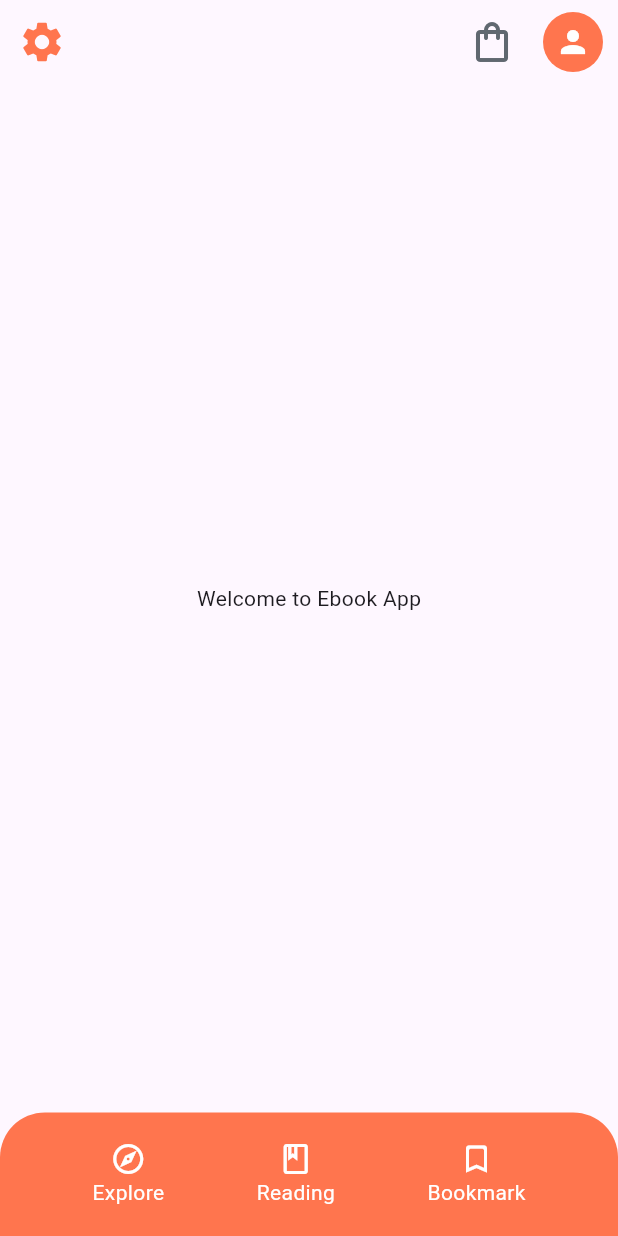
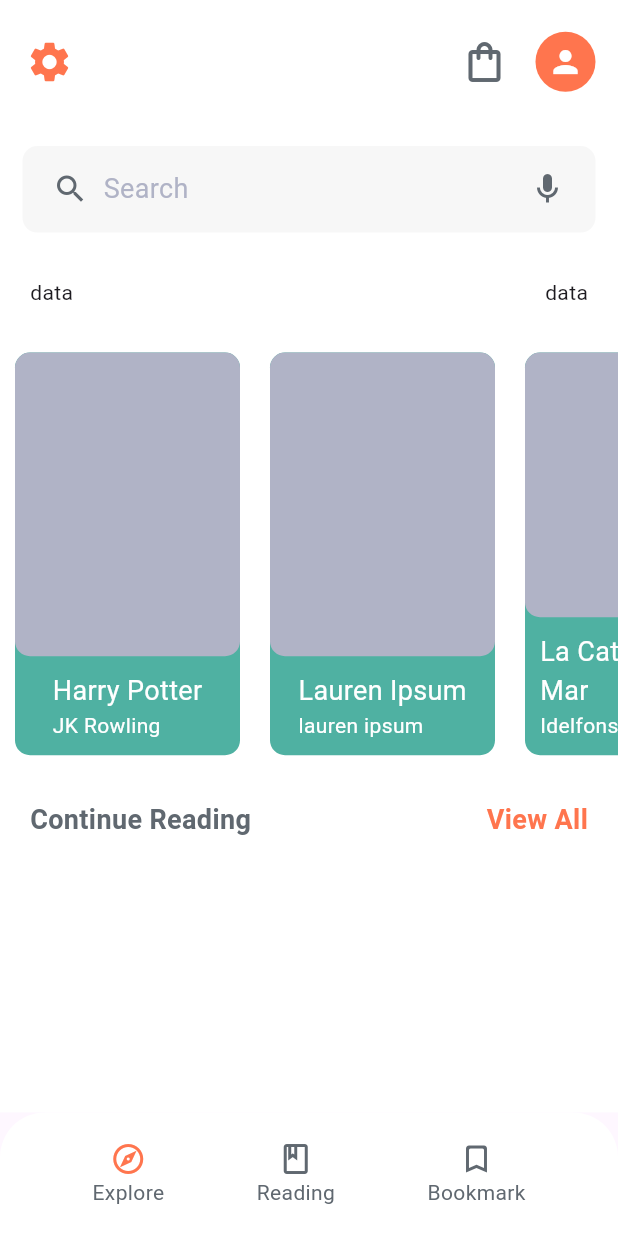
Before and after one commit to Cintya01/ebook_app, a Flutter app: the screen it shows after launch, on a phone screen of 412 x 824 dp. Run offline on Flutter 3.47's test engine with Material 3 defaults, Android fonts, the phone set to English and light mode, and no system bars.

Commit message:
appbar and bottom bar added

```diff
--- a/lib/main.dart
+++ b/lib/main.dart
@@ -1,4 +1,4 @@
-import 'package:ebook_app/pages/homepage.dart';
+import 'package:ebook_app/pages/main_page.dart';
 import 'package:flutter/material.dart';
 
 void main() {
@@ -11,7 +11,7 @@ class MyApp extends StatelessWidget {
   @override
   Widget build(BuildContext context) {
     return MaterialApp(
-      home: const HomePage(),
+      home: const MainPage(),
     );
   }
 }
--- a/lib/pages/homepage.dart
+++ b/lib/pages/homepage.dart
@@ -1,8 +1,42 @@
 import 'package:ebook_app/widgets/app_colors.dart';
 import 'package:flutter/material.dart';
 
+//PRIMERA PAGINA DE LA APLICACION
 class HomePage extends StatelessWidget {
-  const HomePage({super.key});
+  HomePage({super.key});
+
+  final List<Map<String, dynamic>> bookData = [
+    {
+      "title": "Harry Potter",
+      "author": "JK Rowling",
+      "image": "",
+    },
+    {
+      "title": "Lauren Ipsum",
+      "author": "lauren ipsum",
+      "image": "",
+    },
+    {
+      "title": "La Catedral del Mar",
+      "author": "Idelfonso Falcones",
+      "image": "",
+    },
+    {
+      "title": "La Islas",
+      "author": "Carolina",
+      "image": "",
+    },
+    {
+      "title": "Jardin Secreto",
+      "author": "Johanna Basford",
+      "image": "",
+    },
+    {
+      "title": "Divergente",
+      "author": "Veronica Roth",
+      "image": "",
+    },
+  ];
 
   @override
   Widget build(BuildContext context) {
@@ -10,11 +44,17 @@ class HomePage extends StatelessWidget {
     Size size = MediaQuery.of(context).size;
 
     return Scaffold(
+        backgroundColor: AppColor.white,
         appBar: AppBar(
-        leading: Icon(Icons.settings, size: iconSize, color: AppColor.orange),
+          toolbarHeight: size.height * 0.1,
+          backgroundColor: AppColor.white,
+          leading: Padding(
+            padding: const EdgeInsets.only(left: 10),
+            child: Icon(Icons.settings, size: iconSize, color: AppColor.orange),
+          ),
           actions: [
             Padding(
-            padding: const EdgeInsets.only(right: 10),
+              padding: const EdgeInsets.only(right: 15),
               child: Row(
                 children: [
                   IconButton(
@@ -31,56 +71,108 @@ class HomePage extends StatelessWidget {
             )
           ],
         ),
-      body: const Center(
-        child: Text('Welcome to Ebook App'),
-      ),
-      bottomNavigationBar: Container(
-        width: double.infinity,
-        height: size.height * 0.1,
+        body: Column(
+          children: [
+            //search bar
+            Container(
+              height: size.height * 0.07,
+              padding: const EdgeInsets.fromLTRB(20, 10, 20, 10),
+              margin: const EdgeInsets.fromLTRB(15, 15, 15, 10),
               decoration: BoxDecoration(
-          color: AppColor.orange,
-          borderRadius: BorderRadius.only(
-            topLeft: Radius.circular(30),
-            topRight: Radius.circular(30),
-          ),
+                color: AppColor.lightGrey,
+                borderRadius: BorderRadius.circular(10),
               ),
               child: Row(
-          mainAxisAlignment: MainAxisAlignment.spaceEvenly,
                 children: [
-            _itemBottomNavigatorMenu(
-              onTap: () {},
-              label: 'Explore',
-              icon: Icons.explore_outlined,
+                  Icon(Icons.search, color: AppColor.darkGrey),
+                  const SizedBox(width: 10),
+                  Expanded(
+                    child: Text("Search",
+                        style: TextStyle(
+                            color: AppColor.mediumGrey, fontSize: 18)),
                   ),
-            _itemBottomNavigatorMenu(
-              onTap: () {},
-              label: 'Reading',
-              icon: Icons.book_outlined,
-            ),
-            _itemBottomNavigatorMenu(
-              onTap: () {},
-              label: 'Bookmark',
-              icon: Icons.bookmark_border_rounded,
-            ),
+                  Icon(Icons.mic_outlined, color: AppColor.darkGrey),
                 ],
               ),
             ),
-    );
+            Padding(
+              padding: const EdgeInsets.all(20.0),
+              child: Row(
+                mainAxisAlignment: MainAxisAlignment.spaceBetween,
+                children: [
+                  Text("data"),
+                  Text("data"),
+                ],
+              ),
+            ),
+            // list book view
+            _imgCarrousel(size),
+            //continue reading view
+            Padding(
+              padding: const EdgeInsets.all(20.0),
+              child: Row(
+                mainAxisAlignment: MainAxisAlignment.spaceBetween,
+                children: [
+                  Text("Continue Reading",
+                      style: TextStyle(
+                          color: AppColor.darkGrey,
+                          fontSize: 18,
+                          fontWeight: FontWeight.bold)),
+                  Text("View All",
+                      style: TextStyle(
+                          color: AppColor.orange,
+                          fontSize: 18,
+                          fontWeight: FontWeight.bold)),
+                ],
+              ),
+            ),
+          ],
+        ));
   }
 
-  Widget _itemBottomNavigatorMenu({
-    required Function() onTap,
-    required String label,
-    required IconData icon,
-  }) {
-    return GestureDetector(
-      onTap: onTap,
+  Widget _imgCarrousel(size) {
+    return SizedBox(
+      height: size.height * 0.35,
+      child: ListView.builder(
+        scrollDirection: Axis.horizontal,
+        itemCount: 5,
+        itemBuilder: (context, index) {
+          var book = bookData[index];
+          return Container(
+            margin: const EdgeInsets.all(10),
+            width: 150,
+            decoration: BoxDecoration(
+              color: AppColor.lightGreen,
+              borderRadius: BorderRadius.circular(10),
+            ),
             child: Column(
-        mainAxisAlignment: MainAxisAlignment.center,
               children: [
-          Icon(icon, color: AppColor.white),
-          Text(label, style: TextStyle(color: AppColor.white)),
+                Expanded(
+                  child: Container(
+                    decoration: BoxDecoration(
+                      borderRadius: BorderRadius.circular(10),
+                      color: AppColor.mediumGrey,
+                    ),
+                  ),
+                ),
+                Padding(
+                  padding: const EdgeInsets.all(10),
+                  child: Column(
+                    crossAxisAlignment: CrossAxisAlignment.start,
+                    children: [
+                      Text(book["title"],
+                          style:
+                              TextStyle(color: AppColor.white, fontSize: 18)),
+                      Text(book["author"],
+                          style:
+                              TextStyle(color: AppColor.white, fontSize: 14)),
                     ],
+                  ),
+                )
+              ],
+            ),
+          );
+        },
       ),
     );
   }
--- /dev/null
+++ b/lib/pages/main_page.dart
@@ -0,0 +1,92 @@
+import 'package:ebook_app/pages/homepage.dart';
+import 'package:ebook_app/widgets/app_colors.dart';
+import 'package:flutter/material.dart';
+
+class MainPage extends StatefulWidget {
+  const MainPage({super.key});
+
+  @override
+  State<MainPage> createState() => _MainPageState();
+}
+
+class _MainPageState extends State<MainPage> {
+  int _selectedIndex = 0;
+
+  final List<Widget> _widgetPages = [
+    HomePage(),
+    Center(child: Text('Page 2')),
+    Center(child: Text('Page 3')),
+  ];
+
+  void _onIconTapped(int index) {
+    setState(() {
+      _selectedIndex = index;
+    });
+  }
+
+  @override
+  Widget build(BuildContext context) {
+    Size size = MediaQuery.of(context).size;
+    return Scaffold(
+      body: _widgetPages[_selectedIndex],
+      bottomNavigationBar: Container(
+        width: double.infinity,
+        height: size.height * 0.1,
+        decoration: BoxDecoration(
+          color: AppColor.white,
+          borderRadius: BorderRadius.only(
+            topLeft: Radius.circular(30),
+            topRight: Radius.circular(30),
+          ),
+        ),
+        child: Row(
+          mainAxisAlignment: MainAxisAlignment.spaceEvenly,
+          children: [
+            _itemBottomNavigatorMenu(
+              onTap: () {
+                _onIconTapped(0);
+              },
+              isSelected: _selectedIndex == 0,
+              label: 'Explore',
+              icon: Icons.explore_outlined,
+            ),
+            _itemBottomNavigatorMenu(
+              onTap: () {
+                _onIconTapped(1);
+              },
+              isSelected: _selectedIndex == 1,
+              label: 'Reading',
+              icon: Icons.book_outlined,
+            ),
+            _itemBottomNavigatorMenu(
+              onTap: () {
+                _onIconTapped(2);
+              },
+              isSelected: _selectedIndex == 2,
+              label: 'Bookmark',
+              icon: Icons.bookmark_border_rounded,
+            ),
+          ],
+        ),
+      ),
+    );
+  }
+
+  Widget _itemBottomNavigatorMenu({
+    required Function() onTap,
+    required String label,
+    required IconData icon,
+    required bool isSelected,
+  }) {
+    return GestureDetector(
+      onTap: onTap,
+      child: Column(
+        mainAxisAlignment: MainAxisAlignment.center,
+        children: [
+          Icon(icon, color: isSelected ? AppColor.orange : AppColor.darkGrey),
+          Text(label, style: TextStyle(color: AppColor.darkGrey)),
+        ],
+      ),
+    );
+  }
+}
--- a/lib/widgets/app_colors.dart
+++ b/lib/widgets/app_colors.dart
@@ -5,6 +5,7 @@ class AppColor {
   static Color darkGreen = Color(0xFF46AE9F);
   static Color lightGrey = Color(0xFFF7F7F7);
   static Color darkGrey = Color(0xFF606870);
+  static Color mediumGrey = Color(0xFFB0B3C6);
   static Color white = Color(0xFFFFFFFF);
   static Color orange = Color(0xFFFF754E);
 }
```
Also changed, not shown: lib/pages/bookmark.dart (added), lib/pages/cart_page.dart (added), lib/pages/detail_book.dart (added), lib/pages/mantainer.dart (added), lib/pages/more_books.dart (added), lib/pages/reading.dart (added). Lines whose indentation alone changed are shown as unchanged.
